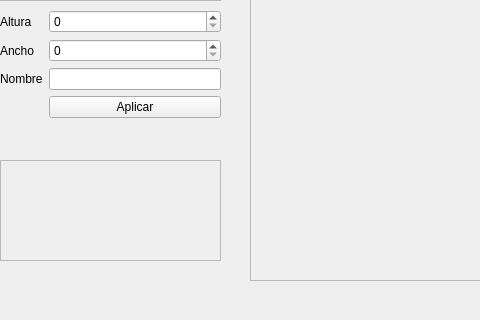
The window that editor_src/mainwindow.ui (gonzalomartinezs/Wolfenstein3D) describes before a commit, drawn with Qt 5; both pictures show x 0 to 480 and y 200 to 520 of the 896 by 520 pixel window.
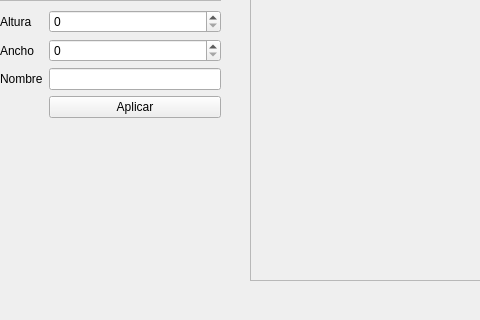
The same window after the commit. Custom widgets are drawn as their Qt base class.

Commit message: pongo en el editor un .ui

```diff
--- a/editor_src/mainwindow.ui
+++ b/editor_src/mainwindow.ui
@@ -111,21 +111,15 @@
      </item>
     </layout>
    </widget>
-   <widget class="QFrame" name="trashFrame">
+   <widget class="TrashBin" name="trashBin" native="true">
     <property name="geometry">
      <rect>
-      <x>0</x>
+      <x>10</x>
       <y>360</y>
-      <width>221</width>
+      <width>211</width>
       <height>101</height>
      </rect>
     </property>
-    <property name="frameShape">
-     <enum>QFrame::StyledPanel</enum>
-    </property>
-    <property name="frameShadow">
-     <enum>QFrame::Raised</enum>
-    </property>
    </widget>
   </widget>
   <widget class="QMenuBar" name="menubar">
@@ -146,6 +140,12 @@
    <extends>QListWidget</extends>
    <header>itemList.h</header>
   </customwidget>
+  <customwidget>
+   <class>TrashBin</class>
+   <extends>QWidget</extends>
+   <header>trashbin.h</header>
+   <container>1</container>
+  </customwidget>
  </customwidgets>
  <resources/>
  <connections/>
```
The commit also changes 3 other files.
